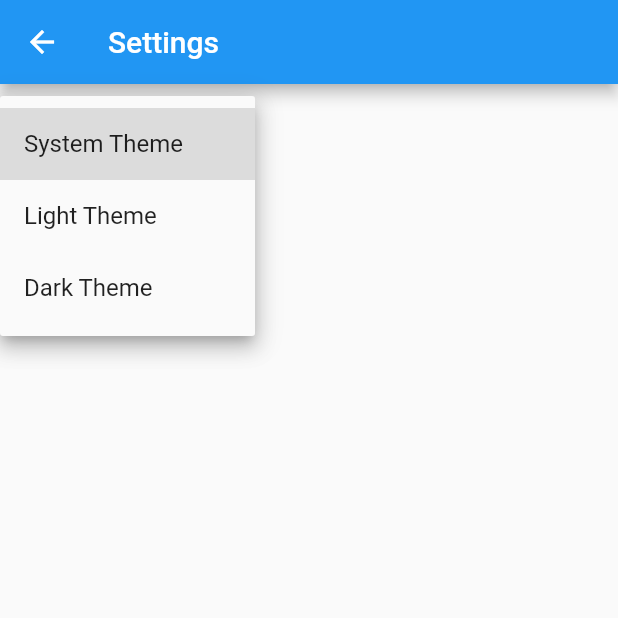
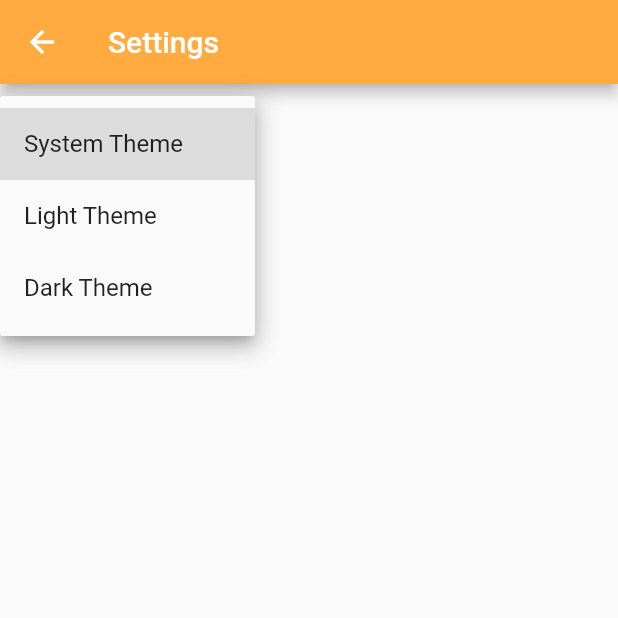
Before and after one commit to Accolads/rescado-app, a Flutter app: the SettingsView screen opened by its route, after a tap on "System Theme", on a phone screen of 412 x 824 dp, the top half of it. Run offline on Flutter 3.47's test engine with Material 2 defaults, Android fonts, the phone set to English and light mode, and no system bars; our stand-ins replace shared_preferences; accounts and stored records are empty; generated files the repository leaves out were written again; Roboto replaces fonts that are missing (M+ Rounded 1c).

Commit message:
Added theme support

```diff
--- a/lib/src/app.dart
+++ b/lib/src/app.dart
@@ -8,9 +8,8 @@ import 'sample_feature/sample_item_list_view.dart';
 import 'settings/settings_controller.dart';
 import 'settings/settings_view.dart';
 
-/// The Widget that configures your application.
-class MyApp extends StatelessWidget {
-  const MyApp({
+class RescadoApp extends StatelessWidget {
+  const RescadoApp({
     Key? key,
     required this.settingsController,
   }) : super(key: key);
@@ -19,23 +18,11 @@ class MyApp extends StatelessWidget {
 
   @override
   Widget build(BuildContext context) {
-    // Glue the SettingsController to the MaterialApp.
-    //
-    // The AnimatedBuilder Widget listens to the SettingsController for changes.
-    // Whenever the user updates their settings, the MaterialApp is rebuilt.
     return AnimatedBuilder(
       animation: settingsController,
       builder: (BuildContext context, Widget? child) {
         return MaterialApp(
-          // Providing a restorationScopeId allows the Navigator built by the
-          // MaterialApp to restore the navigation stack when a user leaves and
-          // returns to the app after it has been killed while running in the
-          // background.
           restorationScopeId: 'app',
-
-          // Provide the generated AppLocalizations to the MaterialApp. This
-          // allows descendant Widgets to display the correct translations
-          // depending on the user's locale.
           localizationsDelegates: const [
             AppLocalizations.delegate,
             GlobalMaterialLocalizations.delegate,
@@ -43,25 +30,12 @@ class MyApp extends StatelessWidget {
             GlobalCupertinoLocalizations.delegate,
           ],
           supportedLocales: const [
-            Locale('en', ''), // English, no country code
+            Locale('en', ''),
           ],
-
-          // Use AppLocalizations to configure the correct application title
-          // depending on the user's locale.
-          //
-          // The appTitle is defined in .arb files found in the localization
-          // directory.
           onGenerateTitle: (BuildContext context) => AppLocalizations.of(context)!.appTitle,
-
-          // Define a light and dark color theme. Then, read the user's
-          // preferred ThemeMode (light, dark, or system default) from the
-          // SettingsController to display the correct theme.
           theme: RescadoTheme.light,
           darkTheme: RescadoTheme.dark,
           themeMode: settingsController.themeMode,
-
-          // Define a function to handle named routes in order to support
-          // Flutter web url navigation and deep linking.
           onGenerateRoute: (RouteSettings routeSettings) {
             return MaterialPageRoute<void>(
               settings: routeSettings,
--- a/lib/src/localization/app_en.arb
+++ b/lib/src/localization/app_en.arb
@@ -1,6 +1,3 @@
 {
-  "appTitle": "rescado",
-  "@appTitle": {
-    "description": "The title of the application"
-  }
+  "appTitle": "rescado"
 }
--- a/lib/src/theme.dart
+++ b/lib/src/theme.dart
@@ -3,7 +3,15 @@ import 'package:flutter/material.dart';
 class RescadoTheme {
   RescadoTheme._();
 
-  static ThemeData get light => ThemeData(fontFamily: 'M+ Rounded 1c');
+  static ThemeData get light => ThemeData(
+      appBarTheme: const AppBarTheme(
+        backgroundColor: Colors.orangeAccent,
+      ),
+      fontFamily: 'M+ Rounded 1c');
 
-  static ThemeData get dark => RescadoTheme.light.copyWith();
+  static ThemeData get dark => RescadoTheme.light.copyWith(
+      appBarTheme: const AppBarTheme(
+        backgroundColor: Colors.purple,
+      ),
+      backgroundColor: Colors.black54);
 }
--- a/pubspec.yaml
+++ b/pubspec.yaml
@@ -11,6 +11,8 @@ dependencies:
     sdk: flutter
   flutter_localizations:
     sdk: flutter
+
+  shared_preferences: ^2.0.8
 
 dev_dependencies:
   flutter_test:
```
Also changed, not shown: lib/main.dart (+3 -9 lines), lib/src/services/local_storage_service.dart (added, +19 -0 lines), lib/src/settings/settings_service.dart (+3 -12 lines), pubspec.lock, 4 other files.
